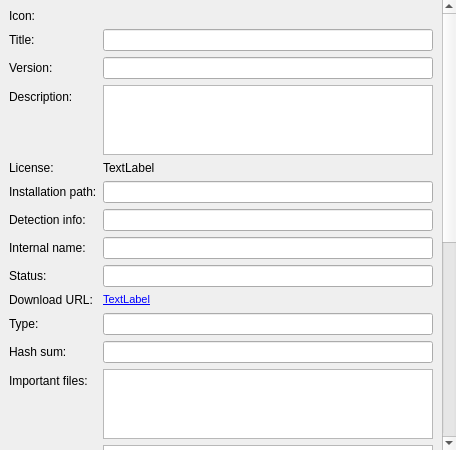
First picture: the form in wpmcpp/src/packageversionform.ui, repository npackd/npackd-cpp, before the edit.
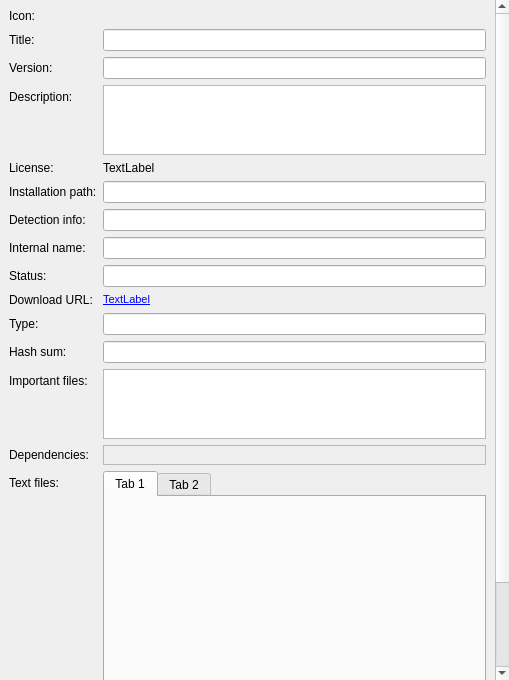
Second picture: the form after the edit.

Commit message: show dependencies as clickable links

Diff of the .ui file:
```diff
--- a/wpmcpp/src/packageversionform.ui
+++ b/wpmcpp/src/packageversionform.ui
@@ -6,8 +6,8 @@
    <rect>
     <x>0</x>
     <y>0</y>
-    <width>456</width>
-    <height>450</height>
+    <width>509</width>
+    <height>680</height>
    </rect>
   </property>
   <property name="windowTitle">
@@ -39,8 +39,8 @@
        <rect>
         <x>0</x>
         <y>0</y>
-        <width>439</width>
-        <height>820</height>
+        <width>492</width>
+        <height>775</height>
        </rect>
       </property>
       <layout class="QFormLayout" name="formLayout">
@@ -330,20 +330,7 @@
          </property>
         </widget>
        </item>
-       <item row="14" column="1">
-        <widget class="QTextEdit" name="textEditDependencies">
-         <property name="toolTip">
-          <string>other packages that this one depends upon</string>
-         </property>
-         <property name="readOnly">
-          <bool>true</bool>
-         </property>
-         <property name="textInteractionFlags">
-          <set>Qt::TextSelectableByKeyboard|Qt::TextSelectableByMouse</set>
-         </property>
-        </widget>
-       </item>
-       <item row="15" column="0">
+       <item row="16" column="0">
         <widget class="QLabel" name="label_14">
          <property name="text">
           <string>Text files:</string>
@@ -353,7 +340,7 @@
          </property>
         </widget>
        </item>
-       <item row="15" column="1">
+       <item row="16" column="1">
         <widget class="QTabWidget" name="tabWidgetTextFiles">
          <property name="minimumSize">
           <size>
@@ -379,6 +366,17 @@
          </widget>
         </widget>
        </item>
+       <item row="14" column="1">
+        <widget class="QFrame" name="frameDependencies">
+         <property name="frameShape">
+          <enum>QFrame::StyledPanel</enum>
+         </property>
+         <property name="frameShadow">
+          <enum>QFrame::Raised</enum>
+         </property>
+         <layout class="QVBoxLayout" name="verticalLayout_2"/>
+        </widget>
+       </item>
       </layout>
      </widget>
     </widget>
```
Left out of the diff: 4 changed lines with no effect on the pictures. The commit also changes 7 other files.
